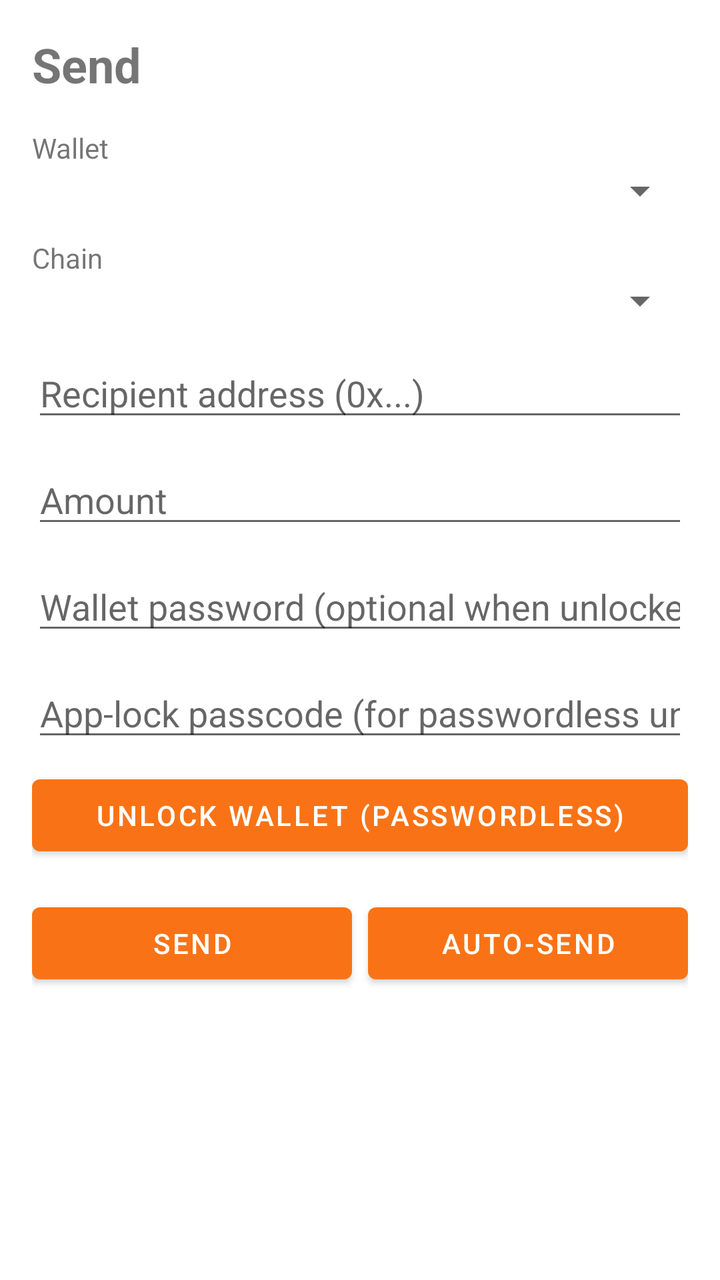
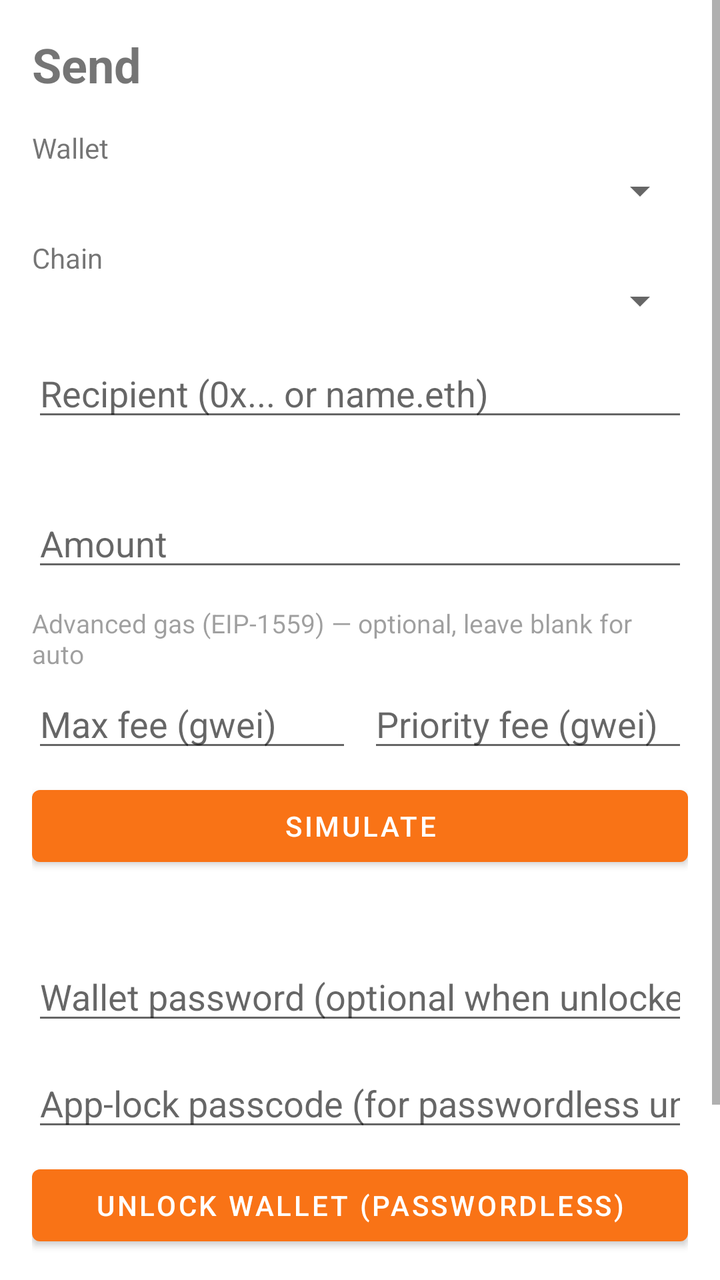

Two renders of the same Android screen: before a commit and after it. Below are the layout's source before the change and the commit's diff.
<!-- AndroidManifest.xml: application theme Theme.UserWallet -->
<!-- res/layout/fragment_send.xml -->
<?xml version="1.0" encoding="utf-8"?>
<LinearLayout xmlns:android="http://schemas.android.com/apk/res/android"
    android:layout_width="match_parent"
    android:layout_height="match_parent"
    android:orientation="vertical"
    android:padding="16dp">

    <TextView
        android:layout_width="wrap_content"
        android:layout_height="wrap_content"
        android:text="Send"
        android:textSize="24sp"
        android:textStyle="bold" />

    <TextView
        android:layout_width="wrap_content"
        android:layout_height="wrap_content"
        android:layout_marginTop="16dp"
        android:text="Wallet"
        android:textSize="14sp" />

    <Spinner
        android:id="@+id/walletSpinner"
        android:layout_width="match_parent"
        android:layout_height="wrap_content" />

    <TextView
        android:layout_width="wrap_content"
        android:layout_height="wrap_content"
        android:layout_marginTop="12dp"
        android:text="Chain"
        android:textSize="14sp" />

    <Spinner
        android:id="@+id/chainSpinner"
        android:layout_width="match_parent"
        android:layout_height="wrap_content" />

    <EditText
        android:id="@+id/recipientInput"
        android:layout_width="match_parent"
        android:layout_height="wrap_content"
        android:layout_marginTop="12dp"
        android:hint="Recipient address (0x...)"
        android:inputType="text" />

    <EditText
        android:id="@+id/amountInput"
        android:layout_width="match_parent"
        android:layout_height="wrap_content"
        android:layout_marginTop="12dp"
        android:hint="Amount"
        android:inputType="numberDecimal" />

    <EditText
        android:id="@+id/passwordInput"
        android:layout_width="match_parent"
        android:layout_height="wrap_content"
        android:layout_marginTop="12dp"
        android:hint="Wallet password (optional when unlocked)"
        android:inputType="textPassword" />

    <EditText
        android:id="@+id/passcodeInput"
        android:layout_width="match_parent"
        android:layout_height="wrap_content"
        android:layout_marginTop="12dp"
        android:hint="App-lock passcode (for passwordless unlock)"
        android:inputType="numberPassword" />

    <Button
        android:id="@+id/unlockButton"
        android:layout_width="match_parent"
        android:layout_height="wrap_content"
        android:layout_marginTop="8dp"
        android:text="Unlock Wallet (passwordless)" />

    <LinearLayout
        android:layout_width="match_parent"
        android:layout_height="wrap_content"
        android:layout_marginTop="16dp"
        android:orientation="horizontal">

        <Button
            android:id="@+id/sendButton"
            android:layout_width="0dp"
            android:layout_height="wrap_content"
            android:layout_weight="1"
            android:text="Send" />

        <Button
            android:id="@+id/autoSendButton"
            android:layout_width="0dp"
            android:layout_height="wrap_content"
            android:layout_weight="1"
            android:layout_marginStart="8dp"
            android:text="Auto-Send" />

    </LinearLayout>

    <TextView
        android:id="@+id/statusTextView"
        android:layout_width="match_parent"
        android:layout_height="wrap_content"
        android:layout_marginTop="16dp"
        android:textSize="14sp"
        android:fontFamily="monospace" />

</LinearLayout>
<!-- resources referenced by this layout -->
<resources>
  <style name="Theme.UserWallet" parent="Theme.MaterialComponents.DayNight.NoActionBar">
          <item name="colorPrimary">#F97316</item>
          <item name="colorPrimaryVariant">#EA580C</item>
          <item name="colorOnPrimary">#FFFFFF</item>
          <item name="colorSecondary">#FB923C</item>
          <item name="colorOnSecondary">#1F1300</item>
          <item name="colorSurface">@android:color/white</item>
          <item name="colorOnSurface">#1B1B1B</item>
          <item name="colorBackground">#FAFAFA</item>
          <item name="colorError">#DC2626</item>
          <item name="android:statusBarColor">?attr/colorPrimaryVariant</item>
      </style>
</resources>

<!-- the commit's change to res/layout/fragment_send.xml (unified diff, before → after) -->
@@ -1,7 +1,12 @@
 <?xml version="1.0" encoding="utf-8"?>
-<LinearLayout xmlns:android="http://schemas.android.com/apk/res/android"
+<ScrollView xmlns:android="http://schemas.android.com/apk/res/android"
     android:layout_width="match_parent"
     android:layout_height="match_parent"
+    android:fillViewport="true">
+
+<LinearLayout
+    android:layout_width="match_parent"
+    android:layout_height="wrap_content"
     android:orientation="vertical"
     android:padding="16dp">
 
@@ -41,8 +46,17 @@
         android:layout_width="match_parent"
         android:layout_height="wrap_content"
         android:layout_marginTop="12dp"
-        android:hint="Recipient address (0x...)"
+        android:hint="Recipient (0x... or name.eth)"
         android:inputType="text" />
+
+    <TextView
+        android:id="@+id/ensStatusText"
+        android:layout_width="match_parent"
+        android:layout_height="wrap_content"
+        android:layout_marginTop="4dp"
+        android:alpha="0.8"
+        android:textSize="13sp"
+        android:fontFamily="monospace" />
 
     <EditText
         android:id="@+id/amountInput"
@@ -51,6 +65,54 @@
         android:layout_marginTop="12dp"
         android:hint="Amount"
         android:inputType="numberDecimal" />
+
+    <TextView
+        android:layout_width="wrap_content"
+        android:layout_height="wrap_content"
+        android:layout_marginTop="12dp"
+        android:alpha="0.7"
+        android:text="Advanced gas (EIP-1559) — optional, leave blank for auto"
+        android:textSize="13sp" />
+
+    <LinearLayout
+        android:layout_width="match_parent"
+        android:layout_height="wrap_content"
+        android:layout_marginTop="4dp"
+        android:orientation="horizontal">
+
+        <EditText
+            android:id="@+id/maxFeeInput"
+            android:layout_width="0dp"
+            android:layout_height="wrap_content"
+            android:layout_weight="1"
+            android:hint="Max fee (gwei)"
+            android:inputType="numberDecimal" />
+
+        <EditText
+            android:id="@+id/maxPriorityInput"
+            android:layout_width="0dp"
+            android:layout_height="wrap_content"
+            android:layout_weight="1"
+            android:layout_marginStart="8dp"
+            android:hint="Priority fee (gwei)"
+            android:inputType="numberDecimal" />
+
+    </LinearLayout>
+
+    <Button
+        android:id="@+id/simulateButton"
+        android:layout_width="match_parent"
+        android:layout_height="wrap_content"
+        android:layout_marginTop="8dp"
+        android:text="Simulate" />
+
+    <TextView
+        android:id="@+id/simulateResultText"
+        android:layout_width="match_parent"
+        android:layout_height="wrap_content"
+        android:layout_marginTop="8dp"
+        android:textSize="14sp"
+        android:fontFamily="monospace" />
 
     <EditText
         android:id="@+id/passwordInput"
@@ -107,3 +169,4 @@
         android:fontFamily="monospace" />
 
 </LinearLayout>
+</ScrollView>
